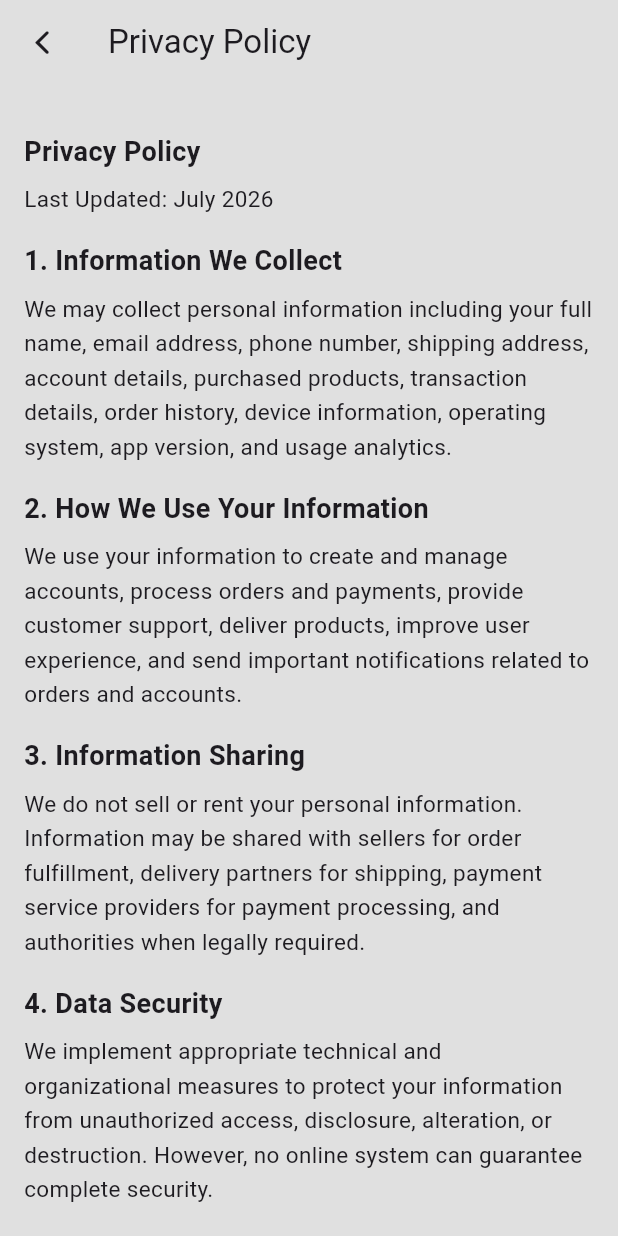
After one commit to abhijith-k-r/flux_foot, a Flutter app: the SettingsView screen opened directly, after a tap on "Privacy Policy", on a phone screen of 412 x 824 dp. The commit adds this screen. Run offline on Flutter 3.47's test engine with Material 3 defaults, Android fonts, the phone set to English and light mode, and no system bars; our stand-ins replace animate_do, bloc, carousel_slider, cloud_firestore, dio, equatable and 15 more; missing offline and left inert: animated_read_more_text, flutter_stripe, liquid_glass_renderer; accounts and stored records are empty.

Commit message:
Setting screen  and launcher icon done

```diff
--- a/lib/features/account/views/widgets/account_widgets.dart
+++ b/lib/features/account/views/widgets/account_widgets.dart
@@ -3,6 +3,7 @@ import 'package:flutter/material.dart';
 import 'package:fluxfoot_user/core/constants/app_colors.dart';
 import 'package:fluxfoot_user/core/widgets/shimmer_widgets.dart';
 import 'package:fluxfoot_user/features/home/views/widgets/perticularbrand_tabar_widget.dart';
+import 'package:font_awesome_flutter/font_awesome_flutter.dart';
 import 'package:google_fonts/google_fonts.dart';
 import 'package:liquid_glass_renderer/liquid_glass_renderer.dart';
 
@@ -79,25 +80,41 @@ class AccountContent extends StatelessWidget {
     required this.title,
     required this.subtitle,
     this.ontap,
-    required this.icon,
+    required this.icon, // Changed type to dynamic to support IconData, FaIconData, or Widget
   });
 
   final double size;
   final String title;
   final String subtitle;
   final Function()? ontap;
-  final IconData icon;
+  final dynamic icon; // accepts any type of icon/widget
 
   @override
   Widget build(BuildContext context) {
+    Widget leadingWidget;
+
+    if (icon is FaIconData) {
+      leadingWidget = FaIcon(
+        icon as FaIconData,
+        size: size * 0.1,
+        color: AppColors.iconOrangeAccent,
+      );
+    } else if (icon is IconData) {
+      leadingWidget = Icon(
+        icon as IconData,
+        size: size * 0.1,
+        color: AppColors.iconOrangeAccent,
+      );
+    } else if (icon is Widget) {
+      leadingWidget = icon as Widget;
+    } else {
+      leadingWidget = const SizedBox.shrink();
+    }
+
     return Padding(
       padding: EdgeInsets.only(left: size * 0.04, right: size * 0.04),
       child: ListTile(
-        leading: Icon(
-          icon,
-          size: size * 0.1,
-          color: AppColors.iconOrangeAccent,
-        ),
+        leading: leadingWidget,
         title: Text(
           title,
           style: GoogleFonts.openSans(
@@ -107,7 +124,7 @@ class AccountContent extends StatelessWidget {
           overflow: TextOverflow.ellipsis,
         ),
         subtitle: Text(subtitle, style: GoogleFonts.openSans()),
-        trailing: Icon(Icons.arrow_forward_ios),
+        trailing: const Icon(Icons.arrow_forward_ios),
         onTap: ontap,
         tileColor: AppColors.bgWhite,
         shape: RoundedRectangleBorder(
--- /dev/null
+++ b/lib/features/settings/view/screen/privacy_policy.dart
@@ -0,0 +1,93 @@
+import 'package:flutter/material.dart';
+import 'package:fluxfoot_user/core/widgets/custom_appbar.dart';
+import 'package:fluxfoot_user/core/widgets/custom_backbutton.dart';
+
+class PrivacyPolicy extends StatelessWidget {
+  const PrivacyPolicy({super.key});
+
+  Widget heading(String text) {
+    return Padding(
+      padding: const EdgeInsets.only(top: 16, bottom: 8),
+      child: Text(
+        text,
+        style: const TextStyle(fontSize: 18, fontWeight: FontWeight.bold),
+      ),
+    );
+  }
+
+  Widget content(String text) {
+    return Text(text, style: const TextStyle(fontSize: 15, height: 1.5));
+  }
+
+  @override
+  Widget build(BuildContext context) {
+    return Scaffold(
+      appBar: CustomAppBar(
+        leading: customBackButton(context),
+        title: const Text('Privacy Policy'),
+      ),
+      body: SingleChildScrollView(
+        padding: const EdgeInsets.all(16),
+        child: Column(
+          crossAxisAlignment: CrossAxisAlignment.start,
+          children: [
+            heading('Privacy Policy'),
+            content('Last Updated: July 2026'),
+
+            heading('1. Information We Collect'),
+            content(
+              'We may collect personal information including your full name, email address, phone number, shipping address, account details, purchased products, transaction details, order history, device information, operating system, app version, and usage analytics.',
+            ),
+
+            heading('2. How We Use Your Information'),
+            content(
+              'We use your information to create and manage accounts, process orders and payments, provide customer support, deliver products, improve user experience, and send important notifications related to orders and accounts.',
+            ),
+
+            heading('3. Information Sharing'),
+            content(
+              'We do not sell or rent your personal information. Information may be shared with sellers for order fulfillment, delivery partners for shipping, payment service providers for payment processing, and authorities when legally required.',
+            ),
+
+            heading('4. Data Security'),
+            content(
+              'We implement appropriate technical and organizational measures to protect your information from unauthorized access, disclosure, alteration, or destruction. However, no online system can guarantee complete security.',
+            ),
+
+            heading('5. Cookies and Analytics'),
+            content(
+              'The application may use analytics tools and similar technologies to understand usage patterns and improve services.',
+            ),
+
+            heading('6. User Rights'),
+            content(
+              'Users may view their account information, update personal details, request account deletion where applicable, and contact support regarding privacy concerns.',
+            ),
+
+            heading('7. Children\'s Privacy'),
+            content(
+              'FluxFoot is not intended for children under the age required by local laws. We do not knowingly collect personal information from children.',
+            ),
+
+            heading('8. Third-Party Services'),
+            content(
+              'The application may contain links to third-party websites or services. We are not responsible for the privacy practices of external services.',
+            ),
+
+            heading('9. Changes to This Privacy Policy'),
+            content(
+              'We may update this Privacy Policy periodically. Any changes will be posted within the application.',
+            ),
+
+            heading('10. Contact Us'),
+            content(
+              'For privacy-related questions or requests, please contact us through the Help Center available in the application.',
+            ),
+
+            const SizedBox(height: 30),
+          ],
+        ),
+      ),
+    );
+  }
+}
--- /dev/null
+++ b/lib/features/settings/view/screen/settings_view.dart
@@ -0,0 +1,56 @@
+import 'package:flutter/cupertino.dart';
+import 'package:flutter/material.dart';
+import 'package:fluxfoot_user/core/routing/navigator.dart';
+import 'package:fluxfoot_user/core/widgets/custom_appbar.dart';
+import 'package:fluxfoot_user/core/widgets/custom_backbutton.dart';
+import 'package:fluxfoot_user/features/account/views/widgets/account_widgets.dart';
+import 'package:fluxfoot_user/features/account/views/widgets/profilescreen_logoutbutton.dart';
+import 'package:fluxfoot_user/features/settings/view/screen/help_center_view.dart';
+import 'package:fluxfoot_user/features/settings/view/screen/privacy_policy.dart';
+import 'package:fluxfoot_user/features/settings/view/screen/terms_and_conditions.dart';
+
+class SettingsView extends StatelessWidget {
+  const SettingsView({super.key});
+
+  @override
+  Widget build(BuildContext context) {
+    final size = MediaQuery.of(context).size.width;
+    return Scaffold(
+      appBar: CustomAppBar(
+        leading: customBackButton(context),
+        title: Text('Settings  '),
+      ),
+      body: Column(
+        spacing: 10,
+        children: [
+          const SizedBox(height: 10),
+
+          AccountContent(
+            size: size,
+            title: 'Help Center',
+            subtitle: 'Contact support',
+            icon: CupertinoIcons.question_circle,
+            ontap: () => fadePush(context, HelpCenterView()),
+          ),
+          AccountContent(
+            size: size,
+            title: 'Terms & Conditions',
+            subtitle: ' App usage rules',
+            icon: CupertinoIcons.doc_text,
+            ontap: () => fadePush(context, TermsAndConditions()),
+          ),
+          AccountContent(
+            size: size,
+            title: 'Privacy Policy',
+            subtitle: 'Data protection',
+            icon: CupertinoIcons.lock_shield,
+            ontap: () => fadePush(context, PrivacyPolicy()),
+          ),
+          Spacer(),
+          builldLogOtButton(size),
+          const SizedBox(height: 10),
+        ],
+      ),
+    );
+  }
+}
--- /dev/null
+++ b/lib/features/settings/view/screen/terms_and_conditions.dart
@@ -0,0 +1,98 @@
+import 'package:flutter/material.dart';
+import 'package:fluxfoot_user/core/widgets/custom_appbar.dart';
+import 'package:fluxfoot_user/core/widgets/custom_backbutton.dart';
+
+class TermsAndConditions extends StatelessWidget {
+  const TermsAndConditions({super.key});
+
+  Widget heading(String text) {
+    return Padding(
+      padding: const EdgeInsets.only(top: 16, bottom: 8),
+      child: Text(
+        text,
+        style: const TextStyle(fontSize: 18, fontWeight: FontWeight.bold),
+      ),
+    );
+  }
+
+  Widget content(String text) {
+    return Text(text, style: const TextStyle(fontSize: 15, height: 1.5));
+  }
+
+  @override
+  Widget build(BuildContext context) {
+    return Scaffold(
+      appBar: CustomAppBar(
+        leading: customBackButton(context),
+        title: const Text('Terms & Conditions'),
+      ),
+      body: SingleChildScrollView(
+        padding: const EdgeInsets.all(16),
+        child: Column(
+          crossAxisAlignment: CrossAxisAlignment.start,
+          children: [
+            heading('Terms & Conditions'),
+            content('Last Updated: July 2026'),
+
+            heading('1. Acceptance of Terms'),
+            content(
+              'By creating an account, browsing products, or placing orders through FluxFoot, you acknowledge that you have read, understood, and agreed to these Terms & Conditions.',
+            ),
+
+            heading('2. User Accounts'),
+            content(
+              'Users are responsible for maintaining the confidentiality of their account credentials. You agree to provide accurate and complete information and keep your account information updated.',
+            ),
+
+            heading('3. Products and Orders'),
+            content(
+              'FluxFoot provides football-related merchandise, including jerseys, boots, accessories, and other football products offered by authorized sellers. Product descriptions, images, and pricing may change without notice.',
+            ),
+
+            heading('4. Payments'),
+            content(
+              'All payments must be completed through approved payment methods available within the application. Orders will only be processed after successful payment confirmation.',
+            ),
+
+            heading('5. Shipping and Delivery'),
+            content(
+              'Delivery times may vary depending on location and product availability. FluxFoot is not responsible for delays caused by shipping partners or circumstances beyond our control.',
+            ),
+
+            heading('6. Returns and Refunds'),
+            content(
+              'Users may request returns or refunds according to the seller\'s return policy. Returned products must be unused, undamaged, and in their original packaging.',
+            ),
+
+            heading('7. User Conduct'),
+            content(
+              'Users agree not to use the application for unlawful purposes, attempt unauthorized access, post harmful content, or engage in fraudulent purchasing activities. Violations may result in account suspension or termination.',
+            ),
+
+            heading('8. Intellectual Property'),
+            content(
+              'All logos, trademarks, designs, content, and application features belong to FluxFoot or their respective owners and may not be copied, modified, or distributed without permission.',
+            ),
+
+            heading('9. Limitation of Liability'),
+            content(
+              'FluxFoot shall not be liable for indirect, incidental, special, or consequential damages arising from the use of the application, products, or services.',
+            ),
+
+            heading('10. Changes to Terms'),
+            content(
+              'We reserve the right to update these Terms & Conditions at any time. Continued use of the application after changes constitutes acceptance of the updated terms.',
+            ),
+
+            heading('11. Contact Us'),
+            content(
+              'If you have any questions regarding these Terms & Conditions, please contact us through the Help Center available in the application.',
+            ),
+
+            const SizedBox(height: 30),
+          ],
+        ),
+      ),
+    );
+  }
+}
```
Also changed, not shown: lib/core/launch/launcher_function.dart (added, +51 -0 lines), lib/features/account/views/screens/account_screen.dart (+6 -5 lines), lib/features/settings/view/screen/help_center_view.dart (added, +74 -0 lines), pubspec.yaml (+8 -1 lines), Flux_Foot/assets/images/icons/Adiddas.png (deleted), Flux_Foot/assets/images/icons/Fila.png (deleted), Flux_Foot/assets/images/icons/Nike.png (deleted), Flux_Foot/assets/images/icons/Puma.png (deleted), Flux_Foot/assets/images/icons/Rebook.png (deleted), pubspec.lock, 36 other files.
